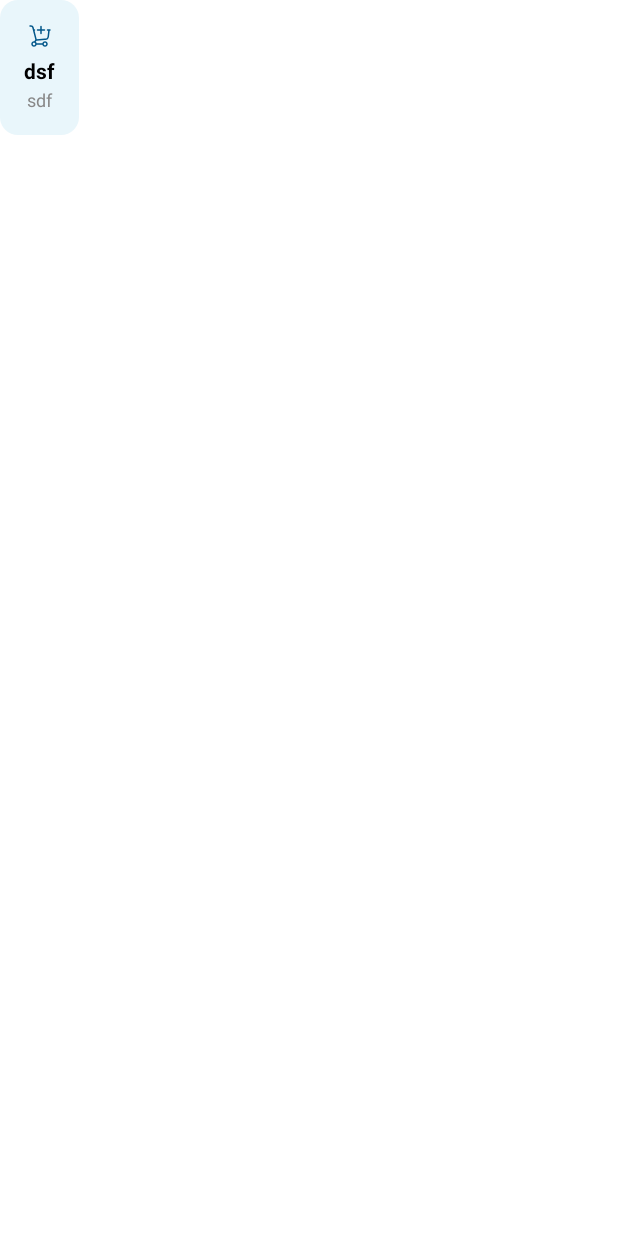
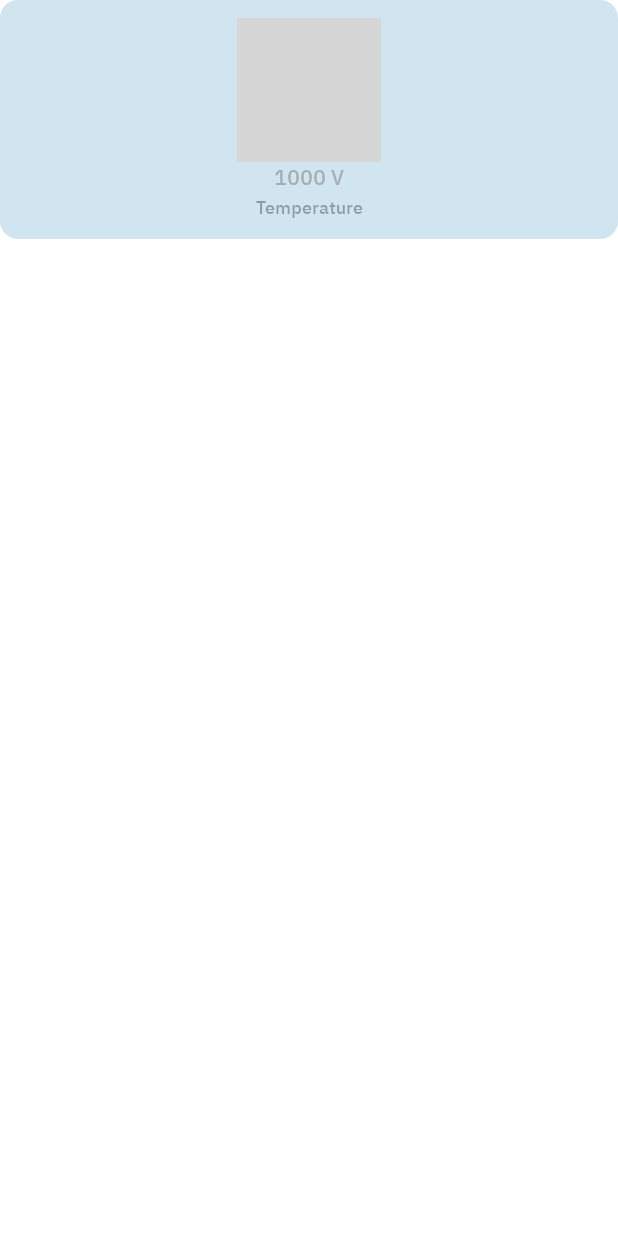
Before and after one commit to islamelhady/tom-and-jerry, an Android app built with Jetpack Compose: the @Preview function DetailCardPreview, on a phone screen of 412 x 824 dp. Run offline under Robolectric (Android 15) with nearby library versions, the phone set to English and light mode, and no system bars; Roboto replaces fonts that are not available here; grey boxes are pictures that could not be loaded.

Commit message:
edit details card, details section and info cheep

```diff
--- a/app/src/main/java/com/elhady/tomandjerry/screens/kitchen/composable/DetailCard.kt
+++ b/app/src/main/java/com/elhady/tomandjerry/screens/kitchen/composable/DetailCard.kt
@@ -1,9 +1,9 @@
 package com.elhady.tomandjerry.screens.kitchen.composable
 
+import androidx.annotation.DrawableRes
 import androidx.compose.foundation.layout.Arrangement
 import androidx.compose.foundation.layout.Column
-import androidx.compose.foundation.layout.Spacer
-import androidx.compose.foundation.layout.height
+import androidx.compose.foundation.layout.fillMaxWidth
 import androidx.compose.foundation.layout.padding
 import androidx.compose.foundation.shape.RoundedCornerShape
 import androidx.compose.material3.Card
@@ -20,31 +20,56 @@ import androidx.compose.ui.tooling.preview.Preview
 import androidx.compose.ui.unit.dp
 import androidx.compose.ui.unit.sp
 import com.elhady.tomandjerry.R
-import com.elhady.tomandjerry.data.DetailItem
+import com.elhady.tomandjerry.composable.ibmPlexSansArabic
 
 @Composable
-fun DetailCard(item: DetailItem, modifier: Modifier = Modifier) {
+fun DetailCard(
+    modifier: Modifier = Modifier,
+    title: String,
+    description: String,
+    @DrawableRes icon: Int
+) {
     Card(
         modifier = modifier,
         shape = RoundedCornerShape(12.dp),
-        colors = CardDefaults.cardColors(containerColor = Color(color = 0xFFE9F6FB))
+        colors = CardDefaults.cardColors(containerColor = Color(color = 0xFFD0E5F0))
     ) {
         Column(
-            modifier = Modifier.padding(16.dp),
+            modifier = Modifier
+                .padding(12.dp)
+                .fillMaxWidth(),
             horizontalAlignment = Alignment.CenterHorizontally,
             verticalArrangement = Arrangement.Center
         ) {
-            Icon(painter = painterResource(item.icon), contentDescription = null, tint = Color(color = 0xFF03578A))
-            Spacer(modifier = Modifier.height(8.dp))
-            Text(text = item.value, fontWeight = FontWeight.Bold)
-            Spacer(modifier = Modifier.height(4.dp))
-            Text(text = item.label, fontSize = 12.sp, color = Color.Gray)
+            Icon(
+                painter = painterResource(id = icon),
+                contentDescription = null,
+                tint = Color(color = 0xFF03578A),
+            )
+            Text(
+                text = title,
+                color = Color(0xFF888888).copy(alpha = 0.60f),
+                fontSize = 14.sp,
+                fontFamily = ibmPlexSansArabic,
+                fontWeight = FontWeight.Medium,
+            )
+            Text(
+                text = description,
+                fontSize = 12.sp,
+                fontFamily = ibmPlexSansArabic,
+                fontWeight = FontWeight.Medium,
+                color = Color(0xFF1F1F1E).copy(alpha = 0.37f),
+            )
         }
     }
 }
 
 @Preview(showBackground = true)
 @Composable
-fun DetailCardPreview(){
-    DetailCard(item = DetailItem(icon = R.drawable.ic_cart, value = "dsf", label = "sdf"))
+fun DetailCardPreview() {
+    DetailCard(
+        title = "1000 V",
+        description = "Temperature",
+        icon = R.drawable.temperature
+    )
 }
```
Also changed, not shown: app/src/main/java/com/elhady/tomandjerry/screens/kitchen/composable/DetailsSection.kt (+36 -17 lines), app/src/main/java/com/elhady/tomandjerry/screens/kitchen/composable/InfoCheep.kt (renamed from app/src/main/java/com/elhady/tomandjerry/screens/kitchen/composable/InfoChecp.kt, +13 -7 lines).
